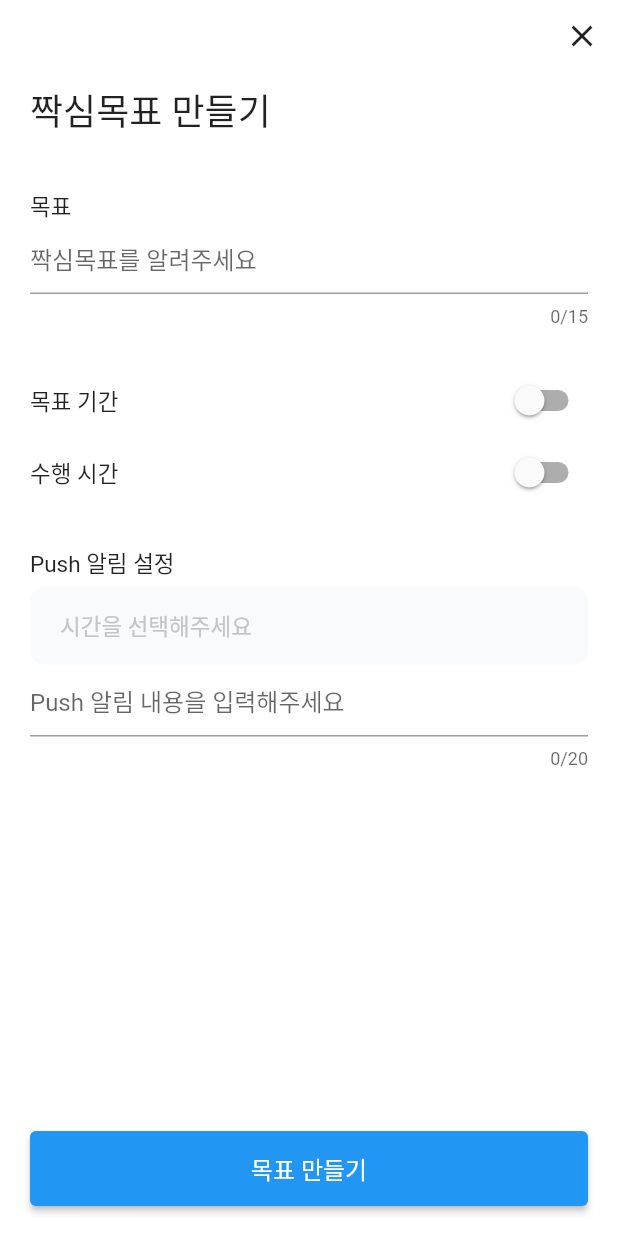
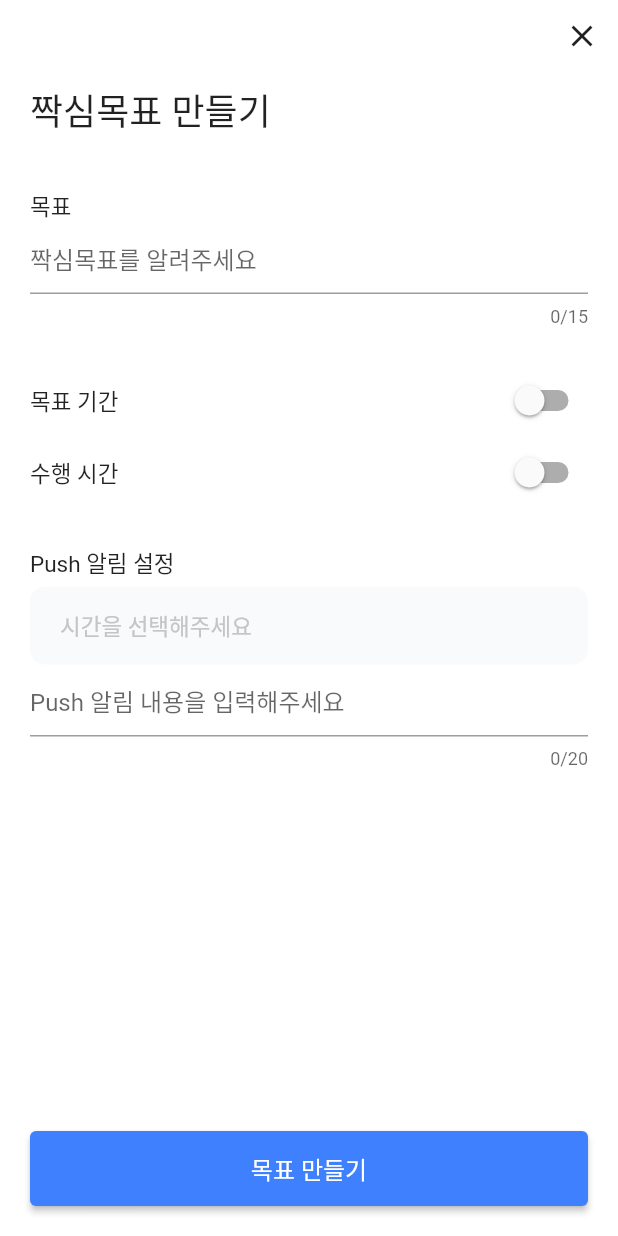
Before and after one commit to depromeet12th/three-days-flutter-archived, a Flutter app: the screen it shows after launch, after a tap on "목표 만들기", on a phone screen of 412 x 824 dp. Run offline on Flutter 3.47's test engine with Material 2 defaults, Android fonts, the phone set to English and light mode, and no system bars; our stand-ins replace firebase_core, flutter_dotenv, sqflite; accounts and stored records are empty; Roboto replaces fonts that are missing (Suit).

Commit message:
feat: 버튼 색 적용

```diff
--- a/lib/design/three_days_colors.dart
+++ b/lib/design/three_days_colors.dart
@@ -1,5 +1,6 @@
 import 'package:flutter/material.dart';
 
 class ThreeDaysColors {
+  static const Color primary = Color.fromRGBO(0x3F, 0x80, 0xFF, 1.0);
   static const Color textBlack = Color.fromRGBO(0x1A, 0x1F, 0x27, 1.0);
 }
--- a/lib/ui/goal/goal_add_page.dart
+++ b/lib/ui/goal/goal_add_page.dart
@@ -1,6 +1,7 @@
 import 'package:flutter/foundation.dart';
 import 'package:flutter/material.dart';
 import 'package:intl/intl.dart';
+import 'package:three_days/design/three_days_colors.dart';
 import 'package:three_days/domain/goal/goal.dart';
 import 'package:three_days/domain/goal/goal_repository.dart';
 import 'package:three_days/ui/form/time_selector_widget.dart';
@@ -72,6 +73,7 @@ class _GoalAddPageState extends State<GoalAddPage> {
                   );
                 },
                 style: ElevatedButton.styleFrom(
+                  backgroundColor: ThreeDaysColors.primary,
                   minimumSize: const Size.fromHeight(50),
                 ),
                 // TODO: form 입력 상태 따라서 enabled 제어
--- a/lib/ui/goal/goal_edit_page.dart
+++ b/lib/ui/goal/goal_edit_page.dart
@@ -1,6 +1,7 @@
 import 'package:flutter/foundation.dart';
 import 'package:flutter/material.dart';
 import 'package:intl/intl.dart';
+import 'package:three_days/design/three_days_colors.dart';
 import 'package:three_days/domain/goal/goal.dart';
 import 'package:three_days/domain/goal/goal_repository.dart';
 import 'package:three_days/ui/form/time_selector_widget.dart';
@@ -78,6 +79,7 @@ class _GoalEditPageState extends State<GoalEditPage> {
                   );
                 },
                 style: ElevatedButton.styleFrom(
+                  backgroundColor: ThreeDaysColors.primary,
                   minimumSize: const Size.fromHeight(50),
                 ),
                 // TODO: form 입력 상태 따라서 enabled 제어
--- a/lib/ui/goal/initial_goal_widget.dart
+++ b/lib/ui/goal/initial_goal_widget.dart
@@ -1,3 +1,4 @@
+import 'package:three_days/design/three_days_colors.dart';
 import 'package:flutter/material.dart';
 
 class InitialGoal extends StatelessWidget {
@@ -37,7 +38,7 @@ class InitialGoal extends StatelessWidget {
                   Navigator.of(context).pushNamed('/goal/add');
                 },
                 style: ElevatedButton.styleFrom(
-                  primary: const Color.fromRGBO(0x3F, 0x80, 0xFF, 1.0),
+                  backgroundColor: ThreeDaysColors.primary,
                 ),
                 child: const Text('목표 만들기'),
               ),
```
